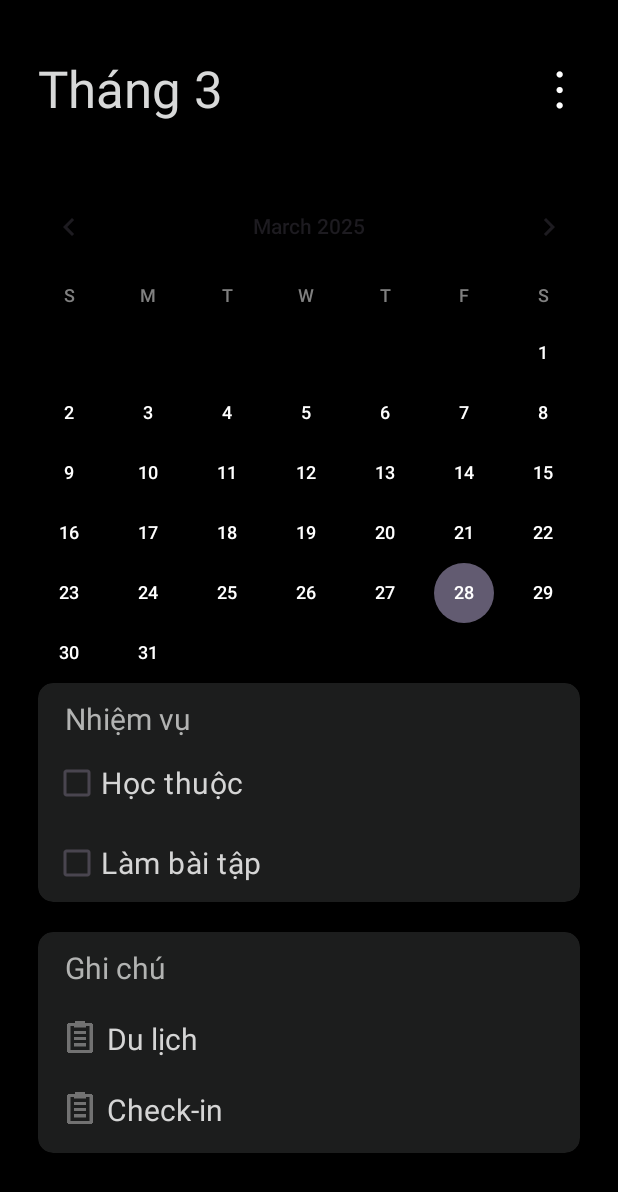
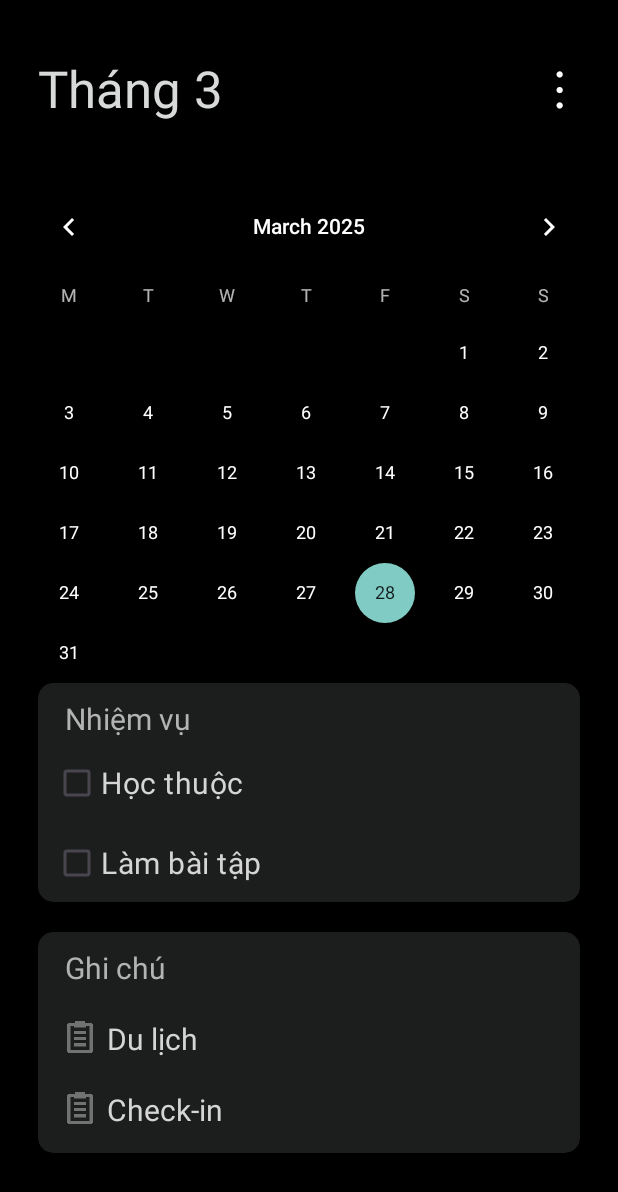
Before and after one commit to nguyenhuytan2004/Mobile-project, an Android app: the CalendarTab screen opened directly, with no data from a screen before it, on a phone screen of 412 x 824 dp. Shown: the top 1192 px of the screen. Run offline under Robolectric (Android 15) with nearby library versions, the phone set to English and light mode, and no system bars; Roboto replaces fonts that are not available here.

Commit message:
update Calendar Dialog

```diff
--- a/app/src/main/java/com/example/project/NoteActivity.java
+++ b/app/src/main/java/com/example/project/NoteActivity.java
@@ -44,7 +44,7 @@ public class NoteActivity extends AppCompatActivity {
         attachmentContainer = findViewById(R.id.attachmentContainer);
 
         btnDate.setOnClickListener(view -> {
-            CalendarDialogFragment dialog = new CalendarDialogFragment();
+            SetReminderDialogFragment dialog = new SetReminderDialogFragment();
             dialog.setOnDateSelectedListener(date -> {
                 txtDate.setText(date);
 
--- a/app/src/main/res/layout/main_calendar.xml
+++ b/app/src/main/res/layout/main_calendar.xml
@@ -47,9 +47,9 @@
             android:id="@+id/calendarView"
             android:layout_width="match_parent"
             android:layout_height="wrap_content"
-            android:background="@color/black"
-            android:dateTextAppearance="@style/CalendarWhiteTextStyle"
-            android:weekDayTextAppearance="@style/CalendarGrayTextStyle"/>
+            android:theme="@style/CustomCalendarView"
+            android:firstDayOfWeek="2"
+            />
 
     </LinearLayout>
 
--- a/app/src/main/res/values/style.xml
+++ b/app/src/main/res/values/style.xml
@@ -1,9 +1,20 @@
 <?xml version="1.0" encoding="utf-8"?>
 <resources>
-    <style name="CalendarWhiteTextStyle">
-        <item name="android:textColor">#FFFFFF</item> <!-- Màu trắng -->
+    <style name="CustomCalendarView" parent="Theme.AppCompat">
+        <item name="android:textSize">16sp</item>
+        <item name="android:textColorPrimary">@color/white</item>
+        <item name="android:colorAccent">@color/gray</item>
+        <item name="android:weekDayTextAppearance">@style/CustomCalendarWeekDay</item>
+        <item name="android:dateTextAppearance">@style/CustomCalendarDate</item>
     </style>
-    <style name="CalendarGrayTextStyle">
-        <item name="android:textColor">@color/gray</item> <!-- Màu xám -->
+
+    <style name="CustomCalendarWeekDay" parent="TextAppearance.AppCompat.Medium">
+        <item name="android:textSize">14sp</item>
+        <item name="android:textColor">@color/gray</item>
+    </style>
+
+    <style name="CustomCalendarDate" parent="TextAppearance.AppCompat.Medium">
+        <item name="android:textSize">18sp</item>
+        <item name="android:textColor">@color/white</item>
     </style>
 </resources>
```
Also changed, not shown: app/src/main/java/com/example/project/CalendarDialogFragment.java (deleted, +0 -60 lines), app/src/main/java/com/example/project/SetReminderDialogFragment.java (added, +89 -0 lines), app/src/main/java/com/example/project/TestScreen.java (added, +23 -0 lines), app/src/main/res/layout/dialog_calendar.xml (deleted, +0 -24 lines), app/src/main/res/layout/note.xml (+5 -3 lines), app/src/main/res/layout/set_reminder.xml (added, +114 -0 lines), app/src/main/res/drawable/alarm_icon.png (added), app/src/main/res/drawable/time_icon.png (renamed from app/src/main/res/drawable/icon4.png).
